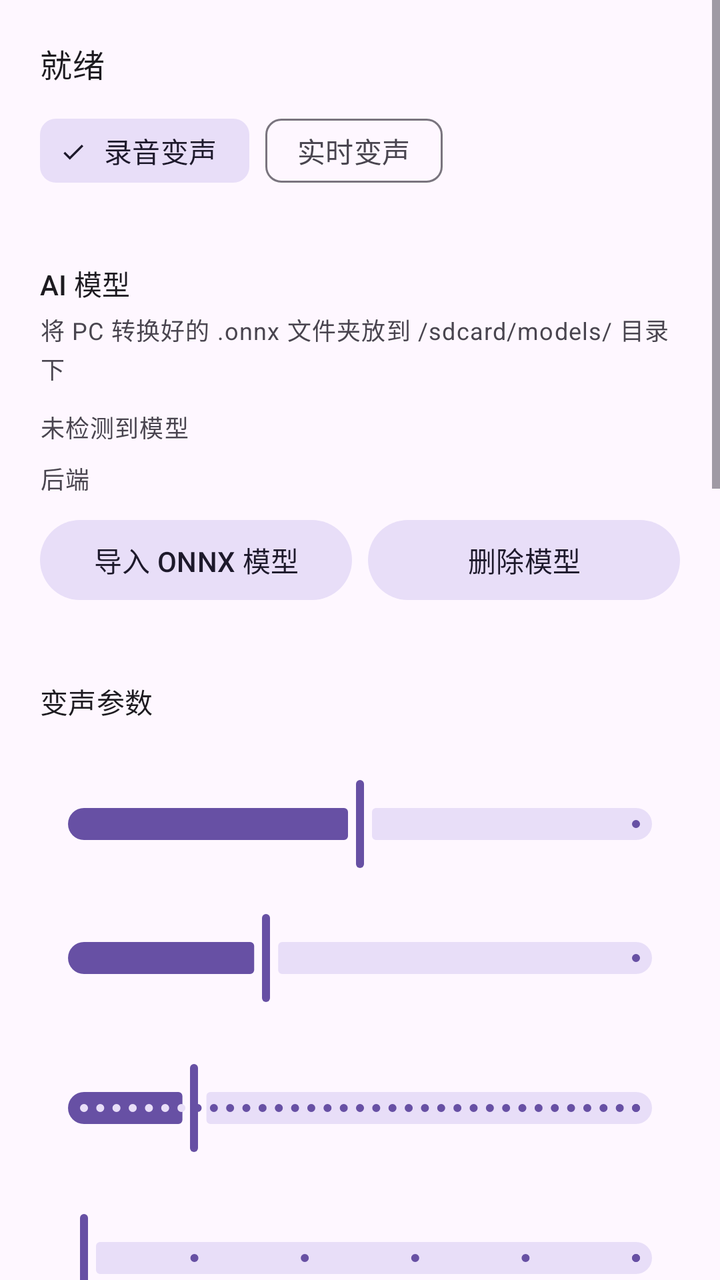
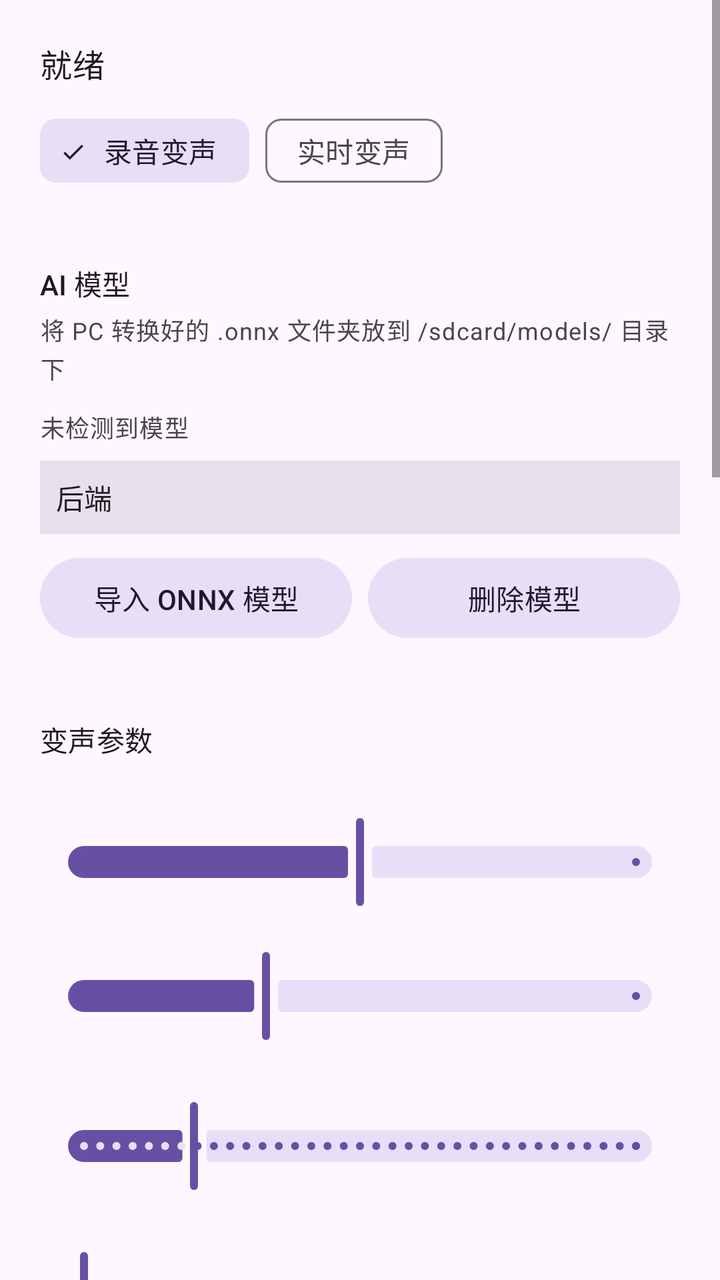

Before-and-after screenshots of an Android layout around one commit, followed by the original layout XML and the change that was made.
<!-- AndroidManifest.xml: application theme Theme.VoiceChanger -->
<!-- res/layout/activity_main.xml -->
<?xml version="1.0" encoding="utf-8"?>
<ScrollView xmlns:android="http://schemas.android.com/apk/res/android"
    xmlns:app="http://schemas.android.com/apk/res-auto"
    android:layout_width="match_parent"
    android:layout_height="match_parent"
    android:fillViewport="true">

    <LinearLayout
        android:layout_width="match_parent"
        android:layout_height="wrap_content"
        android:orientation="vertical"
        android:padding="20dp">

        
        <TextView
            android:id="@+id/tvStatus"
            android:layout_width="match_parent"
            android:layout_height="wrap_content"
            android:text="@string/status_idle"
            android:textAppearance="?attr/textAppearanceTitleMedium" />

        

        
        <com.google.android.material.chip.ChipGroup
            android:id="@+id/modeSwitch"
            android:layout_width="match_parent"
            android:layout_height="wrap_content"
            android:layout_marginTop="8dp"
            app:selectionRequired="true"
            app:singleSelection="true">

            <com.google.android.material.chip.Chip
                android:id="@+id/modeVad"
                style="@style/Widget.Material3.Chip.Filter"
                android:layout_width="wrap_content"
                android:layout_height="wrap_content"
                android:checked="true"
                android:text="录音变声" />

            <com.google.android.material.chip.Chip
                android:id="@+id/modeRealtime"
                style="@style/Widget.Material3.Chip.Filter"
                android:layout_width="wrap_content"
                android:layout_height="wrap_content"
                android:text="实时变声" />
        </com.google.android.material.chip.ChipGroup>
        <LinearLayout
            android:id="@+id/aiPanel"
            android:layout_width="match_parent"
            android:layout_height="wrap_content"
            android:layout_marginTop="16dp"
            android:orientation="vertical">

            
            <TextView
                android:layout_width="match_parent"
                android:layout_height="wrap_content"
                android:layout_marginTop="16dp"
                android:text="@string/rvc_model_title"
                android:textAppearance="?attr/textAppearanceTitleSmall" />

            <TextView
                android:id="@+id/tvModelHelp"
                android:layout_width="match_parent"
                android:layout_height="wrap_content"
                android:layout_marginTop="4dp"
                android:text="@string/rvc_help"
                android:textAppearance="?attr/textAppearanceBodySmall"
                android:textColor="?attr/colorOnSurfaceVariant" />

            <com.google.android.material.chip.ChipGroup
                android:id="@+id/modelList"
                android:layout_width="match_parent"
                android:layout_height="wrap_content"
                android:layout_marginTop="8dp"
                app:selectionRequired="true"
                app:singleSelection="true" />

            
            <TextView
                android:id="@+id/tvModelStatus"
                android:layout_width="match_parent"
                android:layout_height="wrap_content"
                android:layout_marginTop="4dp"
                android:text="@string/rvc_no_model"
                android:textAppearance="?attr/textAppearanceBodySmall" />

            <LinearLayout
                android:layout_width="match_parent"
                android:layout_height="wrap_content"
                android:layout_marginTop="8dp"
                android:orientation="horizontal"
                android:gravity="center_vertical">

                <TextView
                    android:layout_width="wrap_content"
                    android:layout_height="wrap_content"
                    android:text="后端 "
                    android:textAppearance="?attr/textAppearanceBodySmall" />

                <com.google.android.material.chip.ChipGroup
                    android:id="@+id/backendSwitch"
                    android:layout_width="0dp"
                    android:layout_height="wrap_content"
                    android:layout_weight="1"
                    app:singleSelection="true" />
            </LinearLayout>

            <LinearLayout
                android:layout_width="match_parent"
                android:layout_height="wrap_content"
                android:layout_marginTop="8dp"
                android:orientation="horizontal">

                <com.google.android.material.button.MaterialButton
                    android:id="@+id/btnImportOnnx"
                    style="@style/Widget.Material3.Button.TonalButton"
                    android:layout_width="0dp"
                    android:layout_height="wrap_content"
                    android:layout_weight="1"
                    android:text="导入 ONNX 模型" />

                <com.google.android.material.button.MaterialButton
                    android:id="@+id/btnDeleteModel"
                    style="@style/Widget.Material3.Button.TonalButton"
                    android:layout_width="0dp"
                    android:layout_height="wrap_content"
                    android:layout_marginStart="8dp"
                    android:layout_weight="1"
                    android:text="@string/rvc_delete" />
            </LinearLayout>

            <TextView
                android:id="@+id/tvBackend"
                android:layout_width="match_parent"
                android:layout_height="wrap_content"
                android:layout_marginTop="4dp"
                android:textAppearance="?attr/textAppearanceBodySmall"
                android:textColor="?attr/colorOnSurfaceVariant" />

            
            <TextView
                android:layout_width="match_parent"
                android:layout_height="wrap_content"
                android:layout_marginTop="16dp"
                android:text="@string/rvc_params"
                android:textAppearance="?attr/textAppearanceTitleSmall" />

            <TextView
                android:id="@+id/tvF0Key"
                android:layout_width="match_parent"
                android:layout_height="wrap_content"
                android:layout_marginTop="8dp" />

            <com.google.android.material.slider.Slider
                android:id="@+id/sliderF0Key"
                android:layout_width="match_parent"
                android:layout_height="wrap_content"
                android:value="0"
                android:valueFrom="-15"
                android:valueTo="15" />

            <TextView
                android:id="@+id/tvProtect"
                android:layout_width="match_parent"
                android:layout_height="wrap_content" />

            <com.google.android.material.slider.Slider
                android:id="@+id/sliderProtect"
                android:layout_width="match_parent"
                android:layout_height="wrap_content"
                android:value="0.33"
                android:valueFrom="0.0"
                android:valueTo="1.0" />

            <TextView
                android:id="@+id/tvLatency"
                android:layout_width="match_parent"
                android:layout_height="wrap_content"
                android:layout_marginTop="8dp" />

            <com.google.android.material.slider.Slider
                android:id="@+id/sliderLatency"
                android:layout_width="match_parent"
                android:layout_height="wrap_content"
                android:value="1"
                android:valueFrom="0"
                android:valueTo="5"
                android:stepSize="0.01" />

            <TextView
                android:id="@+id/tvNoise"
                android:layout_width="match_parent"
                android:layout_height="wrap_content"
                android:layout_marginTop="8dp" />

            <com.google.android.material.slider.Slider
                android:id="@+id/sliderNoise"
                android:layout_width="match_parent"
                android:layout_height="wrap_content"
                android:value="0"
                android:valueFrom="0"
                android:valueTo="5"
                android:stepSize="1" />

            <TextView
                android:id="@+id/tvEq"
                android:layout_width="match_parent"
                android:layout_height="wrap_content"
                android:layout_marginTop="8dp" />

            <com.google.android.material.slider.Slider
                android:id="@+id/sliderEq"
                android:layout_width="match_parent"
                android:layout_height="wrap_content"
                android:value="0"
                android:valueFrom="0"
                android:valueTo="5"
                android:stepSize="1" />

            <TextView
                android:id="@+id/tvNoiseGate"
                android:layout_width="match_parent"
                android:layout_height="wrap_content"
                android:layout_marginTop="8dp" />

            <com.google.android.material.slider.Slider
                android:id="@+id/sliderNoiseGate"
                android:layout_width="match_parent"
                android:layout_height="wrap_content"
                android:value="0"
                android:valueFrom="0"
                android:valueTo="150"
                android:stepSize="1" />

            <LinearLayout
                android:layout_width="match_parent"
                android:layout_height="wrap_content"
                android:layout_marginTop="8dp"
                android:orientation="horizontal">

                <TextView
                    android:layout_width="0dp"
                    android:layout_height="wrap_content"
                    android:layout_weight="1"
                    android:text="输出降噪" />

                <androidx.appcompat.widget.SwitchCompat
                    android:id="@+id/switchDenoise"
                    android:layout_width="wrap_content"
                    android:layout_height="wrap_content" />
            </LinearLayout>

            <LinearLayout
                android:layout_width="match_parent"
                android:layout_height="wrap_content"
                android:orientation="horizontal">

                <TextView
                    android:layout_width="0dp"
                    android:layout_height="wrap_content"
                    android:layout_weight="1"
                    android:text="音域滤波" />

                <androidx.appcompat.widget.SwitchCompat
                    android:id="@+id/switchVocalRange"
                    android:layout_width="wrap_content"
                    android:layout_height="wrap_content" />
            </LinearLayout>

            <LinearLayout
                android:layout_width="match_parent"
                android:layout_height="wrap_content"
                android:gravity="center_vertical"
                android:orientation="horizontal">
                <TextView
                    android:layout_width="wrap_content"
                    android:layout_height="wrap_content"
                    android:text="音高提取 "
                    android:textAppearance="?attr/textAppearanceBodySmall" />
                <com.google.android.material.chip.ChipGroup
                    android:id="@+id/pitchSelector"
                    android:layout_width="0dp"
                    android:layout_height="wrap_content"
                    android:layout_weight="1"
                    app:singleSelection="true"
                    app:selectionRequired="true">
                    <com.google.android.material.chip.Chip
                        android:id="@+id/pitchFcpe"
                        style="@style/Widget.Material3.Chip.Assist"
                        android:layout_width="wrap_content"
                        android:layout_height="wrap_content"
                        android:text="FCPE"
                        android:checked="true" />
                    <com.google.android.material.chip.Chip
                        android:id="@+id/pitchRmvpe"
                        style="@style/Widget.Material3.Chip.Assist"
                        android:layout_width="wrap_content"
                        android:layout_height="wrap_content"
                        android:text="RMVPE" />
                    <com.google.android.material.chip.Chip
                        android:id="@+id/pitchAuto"
                        style="@style/Widget.Material3.Chip.Assist"
                        android:layout_width="wrap_content"
                        android:layout_height="wrap_content"
                        android:text="自相关" />
                </com.google.android.material.chip.ChipGroup>
            </LinearLayout>

            <TextView
                android:layout_width="match_parent"
                android:layout_height="wrap_content"
                android:layout_marginTop="12dp"
                android:text="高级"
                android:textAppearance="?attr/textAppearanceTitleSmall" />

            <TextView
                android:id="@+id/tvCrossfade"
                android:layout_width="match_parent"
                android:layout_height="wrap_content" />

            <com.google.android.material.slider.Slider
                android:id="@+id/sliderCrossfade"
                android:layout_width="match_parent"
                android:layout_height="wrap_content"
                android:value="2048"
                android:valueFrom="256"
                android:valueTo="4096"
                android:stepSize="256" />

            <TextView
                android:id="@+id/tvVadEnergy"
                android:layout_width="match_parent"
                android:layout_height="wrap_content" />

            <com.google.android.material.slider.Slider
                android:id="@+id/sliderVadEnergy"
                android:layout_width="match_parent"
                android:layout_height="wrap_content"
                android:value="500"
                android:valueFrom="100"
                android:valueTo="2000"
                android:stepSize="100" />

            <TextView
                android:id="@+id/tvVadFrames"
                android:layout_width="match_parent"
                android:layout_height="wrap_content" />

            <com.google.android.material.slider.Slider
                android:id="@+id/sliderVadFrames"
                android:layout_width="match_parent"
                android:layout_height="wrap_content"
                android:value="300"
                android:valueFrom="50"
                android:valueTo="600"
                android:stepSize="50" />

            <TextView
                android:id="@+id/tvOverlap"
                android:layout_width="match_parent"
                android:layout_height="wrap_content" />

            <com.google.android.material.slider.Slider
                android:id="@+id/sliderOverlap"
                android:layout_width="match_parent"
                android:layout_height="wrap_content"
                android:value="4"
                android:valueFrom="1"
                android:valueTo="8"
                android:stepSize="1" />

            <TextView
                android:id="@+id/tvIndexPath"
                android:layout_width="match_parent"
                android:layout_height="wrap_content"
                android:layout_marginTop="8dp"
                android:text="索引: 未选择"
                android:textAppearance="?attr/textAppearanceBodySmall" />

            <com.google.android.material.button.MaterialButton
                android:id="@+id/btnSelectIndex"
                style="@style/Widget.Material3.Button.TonalButton"
                android:layout_width="match_parent"
                android:layout_height="wrap_content"
                android:text="选择索引文件" />

            <TextView
                android:id="@+id/tvIndexRate"
                android:layout_width="match_parent"
                android:layout_height="wrap_content"
                android:layout_marginTop="8dp" />

            <com.google.android.material.slider.Slider
                android:id="@+id/sliderIndexRate"
                android:layout_width="match_parent"
                android:layout_height="wrap_content"
                android:value="0"
                android:valueFrom="0"
                android:valueTo="1"
                android:stepSize="0.01" />

            <com.google.android.material.button.MaterialButton
                android:id="@+id/btnFloat"
                style="@style/Widget.Material3.Button.TonalButton"
                android:layout_width="match_parent"
                android:layout_height="wrap_content"
                android:layout_marginTop="12dp"
                android:text="启动悬浮麦克风" />

            <com.google.android.material.button.MaterialButton
                android:id="@+id/btnCloud"
                style="@style/Widget.Material3.Button.TonalButton"
                android:layout_width="match_parent"
                android:layout_height="wrap_content"
                android:layout_marginTop="8dp"
                android:text="在线变声 (云端API)" />

            <com.google.android.material.button.MaterialButton
                android:id="@+id/btnLocalConvert"
                style="@style/Widget.Material3.Button.TonalButton"
                android:layout_width="match_parent"
                android:layout_height="wrap_content"
                android:enabled="false"
                android:text="转换本地音频" />

            <com.google.android.material.button.MaterialButton
                android:id="@+id/btnRvcRealtime"
                android:layout_width="match_parent"
                android:layout_height="wrap_content"
                android:layout_marginTop="16dp"
                android:enabled="false"
                android:text="快速变声（录音→自动→外放）" />

            <TextView
                android:id="@+id/tvRvcResult"
                android:layout_width="match_parent"
                android:layout_height="wrap_content"
                android:layout_marginTop="8dp"
                android:textAppearance="?attr/textAppearanceBodySmall"
                android:textIsSelectable="true" />
        </LinearLayout>

    </LinearLayout>
</ScrollView>
<!-- resources referenced by this layout -->
<resources>
  <string name="rvc_delete">删除模型</string>
  <string name="rvc_help">将 PC 转换好的 .onnx 文件夹放到 /sdcard/models/ 目录下</string>
  <string name="rvc_model_title">AI 模型</string>
  <string name="rvc_no_model">未检测到模型</string>
  <string name="rvc_params">变声参数</string>
  <string name="status_idle">就绪</string>
  <style name="Theme.VoiceChanger" parent="Theme.Material3.DayNight.NoActionBar" />
</resources>

<!-- the commit's change to res/layout/activity_main.xml (unified diff, before → after) -->
@@ -91,13 +91,15 @@
                 android:layout_height="wrap_content"
                 android:layout_marginTop="8dp"
                 android:orientation="horizontal"
-                android:gravity="center_vertical">
+                android:gravity="center_vertical"
+                android:background="?attr/colorSurfaceVariant"
+                android:padding="8dp">
 
                 <TextView
                     android:layout_width="wrap_content"
                     android:layout_height="wrap_content"
                     android:text="后端 "
-                    android:textAppearance="?attr/textAppearanceBodySmall" />
+                    android:textAppearance="?attr/textAppearanceTitleSmall" />
 
                 <com.google.android.material.chip.ChipGroup
                     android:id="@+id/backendSwitch"
@@ -272,13 +274,16 @@
             <LinearLayout
                 android:layout_width="match_parent"
                 android:layout_height="wrap_content"
+                android:layout_marginTop="4dp"
                 android:gravity="center_vertical"
-                android:orientation="horizontal">
+                android:orientation="horizontal"
+                android:background="?attr/colorSurfaceVariant"
+                android:padding="8dp">
                 <TextView
                     android:layout_width="wrap_content"
                     android:layout_height="wrap_content"
                     android:text="音高提取 "
-                    android:textAppearance="?attr/textAppearanceBodySmall" />
+                    android:textAppearance="?attr/textAppearanceTitleSmall" />
                 <com.google.android.material.chip.ChipGroup
                     android:id="@+id/pitchSelector"
                     android:layout_width="0dp"
